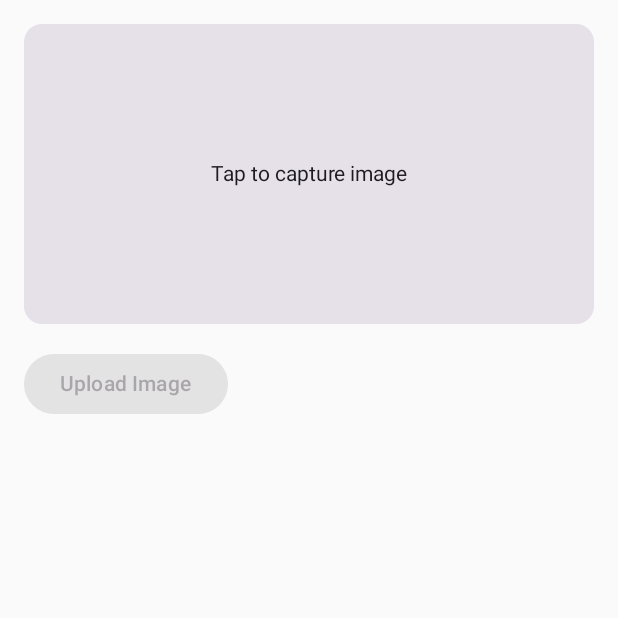
After one commit to Asif047/FrontCameraImageCaptureJetpackCompose, an Android app built with Jetpack Compose: the UploadImageScreen screen opened through its navigation route, on a phone screen of 412 x 824 dp, the top half of it. The commit adds this screen. Run offline under Robolectric (Android 15) with nearby library versions, the phone set to English and light mode, and no system bars.

Commit message:
Image capturing section done.

```diff
--- a/FrontCameraImageCaptureJetpackCompose/app/build.gradle.kts
+++ b/FrontCameraImageCaptureJetpackCompose/app/build.gradle.kts
@@ -69,4 +69,6 @@ dependencies {
 
     implementation("androidx.camera:camera-view:${camerax_version}")
     implementation("androidx.camera:camera-extensions:${camerax_version}")
+    implementation("androidx.navigation:navigation-compose:2.7.3")
+    implementation("androidx.concurrent:concurrent-futures-ktx:1.1.0")
 }
--- a/FrontCameraImageCaptureJetpackCompose/app/src/main/java/com/asif047/frontcameraimagecapturejetpackcompose/MainActivity.kt
+++ b/FrontCameraImageCaptureJetpackCompose/app/src/main/java/com/asif047/frontcameraimagecapturejetpackcompose/MainActivity.kt
@@ -12,6 +12,8 @@ import androidx.compose.material3.Text
 import androidx.compose.runtime.Composable
 import androidx.compose.ui.Modifier
 import androidx.compose.ui.tooling.preview.Preview
+import androidx.navigation.compose.rememberNavController
+import com.asif047.frontcameraimagecapturejetpackcompose.navigation.AppNavigation
 import com.asif047.frontcameraimagecapturejetpackcompose.ui.CircularCameraApp
 import com.asif047.frontcameraimagecapturejetpackcompose.ui.theme.FrontCameraImageCaptureJetpackComposeTheme
 
@@ -20,12 +22,8 @@ class MainActivity : ComponentActivity() {
         super.onCreate(savedInstanceState)
         enableEdgeToEdge()
         setContent {
-            FrontCameraImageCaptureJetpackComposeTheme {
-                Scaffold(modifier = Modifier.fillMaxSize()) { innerPadding ->
-                    Log.d("AAA", innerPadding.toString())
-                    CircularCameraApp()
-                }
-            }
+            val navController = rememberNavController()
+            AppNavigation(navController = navController)
         }
     }
 }
--- /dev/null
+++ b/FrontCameraImageCaptureJetpackCompose/app/src/main/java/com/asif047/frontcameraimagecapturejetpackcompose/navigation/AppNavigation.kt
@@ -0,0 +1,23 @@
+package com.asif047.frontcameraimagecapturejetpackcompose.navigation
+
+import androidx.compose.runtime.Composable
+import androidx.navigation.NavHostController
+import androidx.navigation.compose.NavHost
+import androidx.navigation.compose.composable
+import com.asif047.frontcameraimagecapturejetpackcompose.ui.CircularCameraApp
+import com.asif047.frontcameraimagecapturejetpackcompose.ui.UploadImageScreen
+
+@Composable
+fun AppNavigation(navController: NavHostController) {
+    NavHost(
+        navController = navController,
+        startDestination = "upload_image_screen"
+    ) {
+        composable("upload_image_screen") {
+            UploadImageScreen(navController = navController)
+        }
+        composable("circular_camera_app") {
+            CircularCameraApp(navController = navController)
+        }
+    }
+}
--- /dev/null
+++ b/FrontCameraImageCaptureJetpackCompose/app/src/main/java/com/asif047/frontcameraimagecapturejetpackcompose/ui/UploadImageScreen.kt
@@ -0,0 +1,72 @@
+package com.asif047.frontcameraimagecapturejetpackcompose.ui
+
+import android.graphics.BitmapFactory
+import androidx.compose.foundation.Image
+import androidx.compose.foundation.layout.*
+import androidx.compose.foundation.clickable
+import androidx.compose.material3.Button
+import androidx.compose.material3.Card
+import androidx.compose.material3.Text
+import androidx.compose.runtime.*
+import androidx.compose.ui.Modifier
+import androidx.compose.ui.graphics.asImageBitmap
+import androidx.compose.ui.unit.dp
+import androidx.navigation.NavController
+import java.io.File
+
+@Composable
+fun UploadImageScreen(navController: NavController) {
+    // Mutable state to hold the captured image path
+    var capturedImagePath by remember { mutableStateOf<String?>(null) }
+
+    // Observe the SavedStateHandle for the "capturedImagePath"
+    val savedStateHandle = navController.currentBackStackEntry?.savedStateHandle
+    savedStateHandle?.getStateFlow<String?>("capturedImagePath", null)?.collectAsState()?.value?.let { path ->
+        if (path != capturedImagePath) {
+            capturedImagePath = path // Update the local state when the path changes
+        }
+    }
+
+    Column(
+        modifier = Modifier
+            .fillMaxSize()
+            .padding(16.dp),
+        verticalArrangement = Arrangement.spacedBy(16.dp)
+    ) {
+        // Image Card
+        Card(
+            modifier = Modifier
+                .fillMaxWidth()
+                .height(200.dp)
+                .clickable { navController.navigate("circular_camera_app") }
+        ) {
+            if (capturedImagePath == null) {
+                // Placeholder image
+                Box(
+                    modifier = Modifier.fillMaxSize(),
+                    contentAlignment = androidx.compose.ui.Alignment.Center
+                ) {
+                    Text(text = "Tap to capture image")
+                }
+            } else {
+                // Display captured image
+                val bitmap = BitmapFactory.decodeFile(capturedImagePath)
+                Image(
+                    bitmap = bitmap.asImageBitmap(),
+                    contentDescription = null,
+                    modifier = Modifier.fillMaxSize()
+                )
+            }
+        }
+
+        // Upload Button
+        Button(
+            onClick = {
+                // TODO: Trigger upload logic using the capturedImagePath
+            },
+            enabled = capturedImagePath != null
+        ) {
+            Text(text = "Upload Image")
+        }
+    }
+}
```
Also changed, not shown: FrontCameraImageCaptureJetpackCompose/app/src/main/java/com/asif047/frontcameraimagecapturejetpackcompose/ui/CameraPreview.kt (added, +141 -0 lines), FrontCameraImageCaptureJetpackCompose/app/src/main/java/com/asif047/frontcameraimagecapturejetpackcompose/ui/CircularCameraApp.kt (+109 -69 lines).
